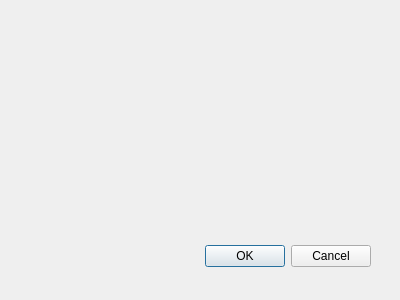
Above: ui/admin/dialogs/AdminEventDialog.ui from xamlo721/SecurityHelper before the change. Below: the same form after it.
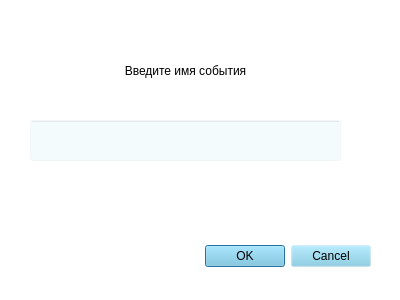
That is the form after the change.

Commit message: add components & styles for dialogs.ui

Patch:
```diff
--- a/ui/admin/dialogs/AdminEventDialog.ui
+++ b/ui/admin/dialogs/AdminEventDialog.ui
@@ -15,7 +15,23 @@
   <property name="windowTitle">
    <string>Dialog</string>
   </property>
-  <widget name="buttonBox" class="QDialogButtonBox">
+  <property name="styleSheet">
+   <string notr="true">QWidget {
+		background-color : rgba(120, 200, 228, 20);
+		font: 75 16pt &quot;MS Shell Dlg 2&quot;;
+}
+
+QLabel {
+		background-color : rgba(255, 255, 255, 20);
+		font: 75 16pt &quot;MS Shell Dlg 2&quot;;
+}
+QDialog {
+		background-color : rgba(255, 255, 255, 255);
+		font: 75 16pt &quot;MS Shell Dlg 2&quot;;
+}
+</string>
+  </property>
+  <widget class="QDialogButtonBox" name="buttonBox">
    <property name="geometry">
     <rect>
      <x>30</x>
@@ -31,6 +47,35 @@
     <set>QDialogButtonBox::Cancel|QDialogButtonBox::Ok</set>
    </property>
   </widget>
+  <widget class="QLineEdit" name="lineEditName">
+   <property name="geometry">
+    <rect>
+     <x>30</x>
+     <y>120</y>
+     <width>311</width>
+     <height>41</height>
+    </rect>
+   </property>
+   <property name="text">
+    <string/>
+   </property>
+  </widget>
+  <widget class="QLabel" name="labelTitle">
+   <property name="geometry">
+    <rect>
+     <x>30</x>
+     <y>60</y>
+     <width>311</width>
+     <height>21</height>
+    </rect>
+   </property>
+   <property name="text">
+    <string>Введите имя события</string>
+   </property>
+   <property name="alignment">
+    <set>Qt::AlignCenter</set>
+   </property>
+  </widget>
  </widget>
  <pixmapfunction/>
  <resources/>
```
Left out of the diff: 7 changed lines with no effect on the pictures. The commit also changes 4 other files.
